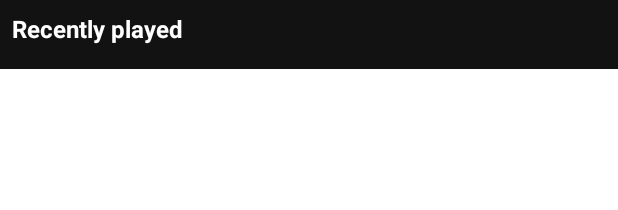
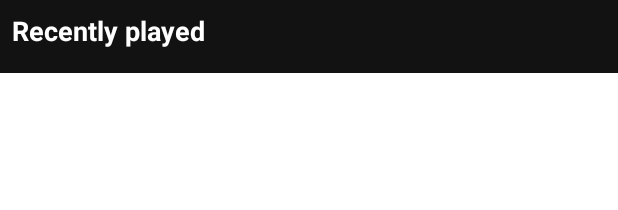
Before and after one commit to axelbrians/Spotify-clone, an Android app: the layout recycler_parent_recently.xml on its own in the app's theme, with its tools: preview values and no code run, on a phone screen of 412 x 824 dp. Shown: the top 210 px of the screen. Run offline under Robolectric (Android 15) with nearby library versions, the phone set to English and light mode, and no system bars.

Commit message:
add: theming for dark mode

```diff
--- a/app/src/main/res/layout/recycler_parent_recently.xml
+++ b/app/src/main/res/layout/recycler_parent_recently.xml
@@ -14,7 +14,7 @@
         android:layout_height="wrap_content"
         android:layout_marginStart="8dp"
         android:text="Recently played"
-        android:textSize="16sp"
+        android:textSize="18sp"
         android:textStyle="bold"
         app:layout_constraintStart_toStartOf="parent"
         app:layout_constraintTop_toTopOf="parent" />
--- a/app/src/main/res/values-night/themes.xml
+++ b/app/src/main/res/values-night/themes.xml
@@ -12,5 +12,20 @@
         <!-- Status bar color. -->
         <item name="android:statusBarColor" tools:targetApi="l">?attr/colorPrimaryVariant</item>
         <!-- Customize your theme here. -->
+
+        <!-- allow transition -->
+        <item  name="android:windowActivityTransitions">true</item>
+
+        <!-- Bottom nav style -->
+        <item name="bottomNavigationStyle">@style/Widget.App.BottomNavigationView</item>
+    </style>
+
+    <style name="Widget.App.BottomNavigationView" parent="Widget.MaterialComponents.BottomNavigationView.Colored">
+        <item name="materialThemeOverlay">@style/ThemeOverlay.App.BottomNavigationView</item>
+    </style>
+
+    <style name="ThemeOverlay.App.BottomNavigationView" parent="">
+        <item name="colorPrimary">@color/grey_background</item>
+        <item name="colorOnPrimary">@color/white</item>
     </style>
 </resources>
```
